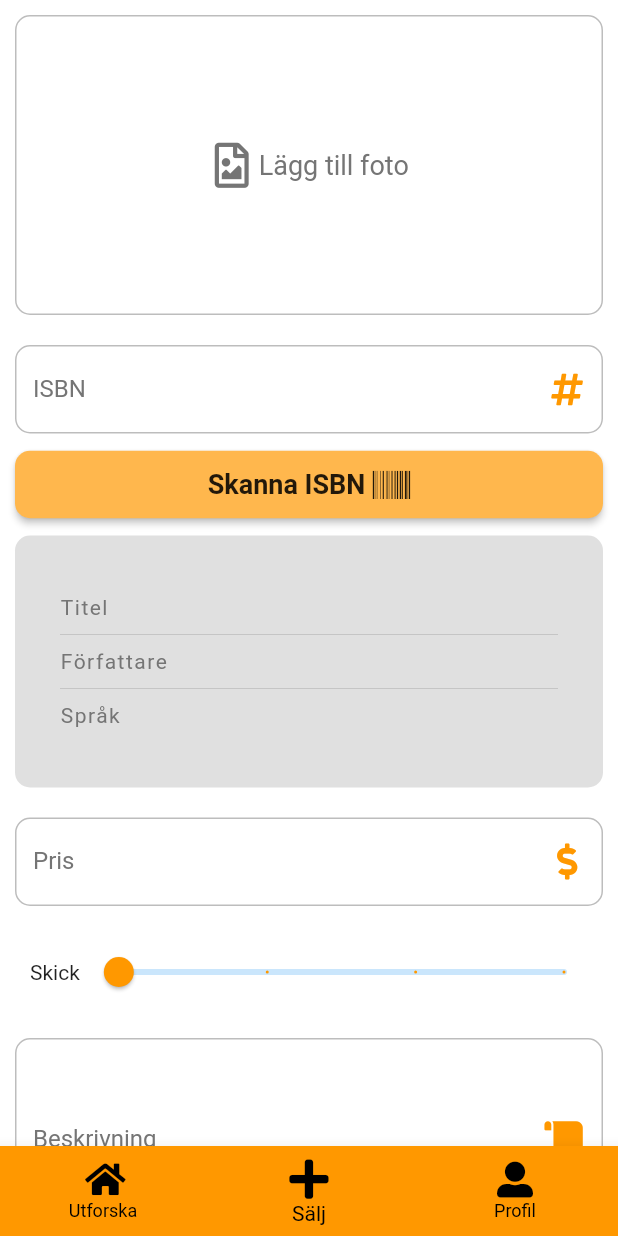
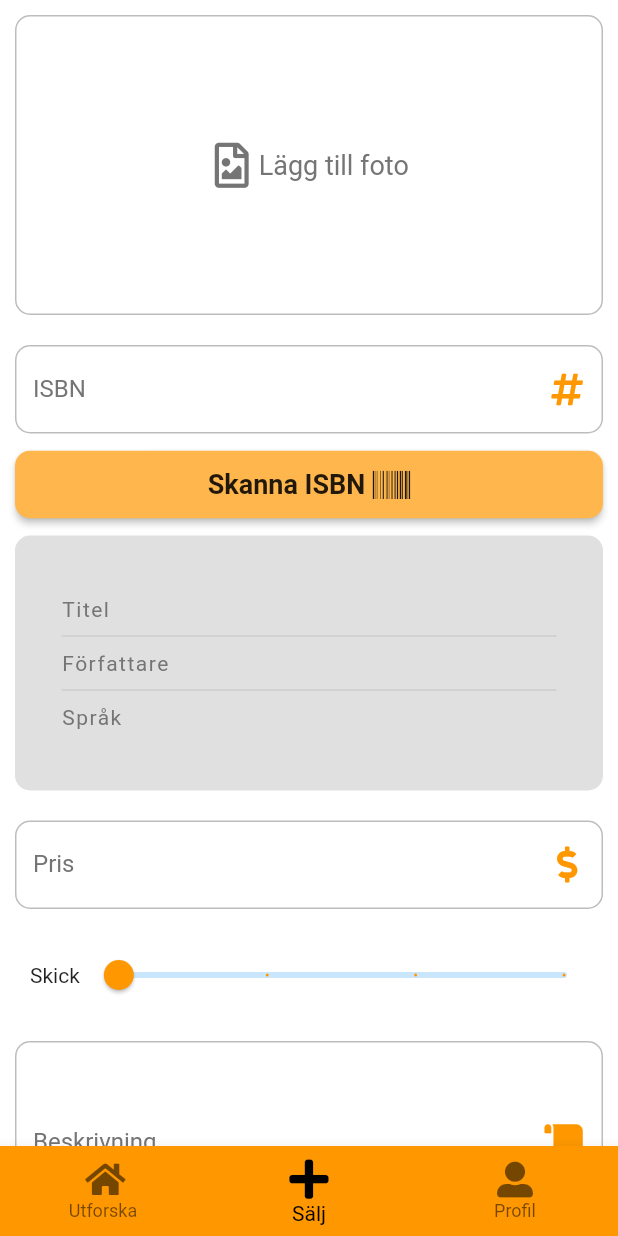
Before and after one commit to connysten/student_market_app, a Flutter app: the Home screen opened by its route, item 2 of the bottom bar chosen, on a phone screen of 412 x 824 dp. Run offline on Flutter 3.47's test engine with Material 2 defaults, Android fonts, the phone set to English and light mode, and no system bars; our stand-ins replace cached_network_image, cloud_firestore, firebase_auth, firebase_storage, flutter_slidable, font_awesome_flutter and 3 more; missing offline and left inert: barcode_scan, flutter_facebook_login; accounts and stored records are empty; network calls fail.

Commit message:
Dark mode fixes

```diff
--- a/lib/main.dart
+++ b/lib/main.dart
@@ -1,7 +1,7 @@
 import 'package:flutter/material.dart';
 import 'package:font_awesome_flutter/font_awesome_flutter.dart';
 import 'package:student_market_app/auth_service.dart';
-
+import 'package:student_market_app/pages/extended_pages/empty_nav.dart';
 import './pages/extended_pages/user_chat.dart';
 
 import './pages/login.dart';
@@ -16,6 +16,8 @@ void main() {
     routes: {
       "/login": (context) => Login(),
       "/home": (context) => Home(),
+      //"/empty": (context) => Empty(),
+      //"/profile": (context) => Profile(),
     },
   ));
 }
@@ -26,6 +28,8 @@ class Home extends StatefulWidget {
 }
 
 class _HomeState extends State<Home> {
+
+
   int _selectedPage = 0;
 
   List<Widget> _pageOptions() => [
@@ -38,6 +42,12 @@ class _HomeState extends State<Home> {
         Profile(),
       ];
 
+  void refreshWidget(){
+    setState(() {
+
+    });
+  }
+
   @override
   Widget build(BuildContext context) {
     final pageOptions = _pageOptions();
@@ -46,12 +56,10 @@ class _HomeState extends State<Home> {
       bottomNavigationBar: BottomNavigationBar(
         currentIndex: _selectedPage,
         type: BottomNavigationBarType.fixed,
-        unselectedItemColor:
-            global.darkModeActive == true ? Colors.grey : Colors.black,
         backgroundColor:
-            global.darkModeActive == true ? Colors.black : Colors.orange,
+            Colors.orange,
         selectedItemColor:
-            global.darkModeActive == true ? Colors.white : Colors.black,
+            Colors.black,
         selectedIconTheme: IconThemeData(size: 30),
         selectedFontSize: 14,
         onTap: (index) {
--- a/lib/pages/search.dart
+++ b/lib/pages/search.dart
@@ -36,7 +36,7 @@ class _SearchPageState extends State<SearchPage> {
   Widget build(BuildContext context) {
     return Scaffold(
       backgroundColor:
-          global.darkModeActive == true ? Colors.grey : Colors.white,
+          global.darkModeActive == true ? Colors.black87 : Colors.white,
       resizeToAvoidBottomPadding: false,
       appBar: AppBar(
         automaticallyImplyLeading: false,
--- a/lib/pages/sell.dart
+++ b/lib/pages/sell.dart
@@ -45,7 +45,7 @@ class _SellState extends State<Sell> {
     return SafeArea(
       child: SingleChildScrollView(
         child: Container(
-          color: global.darkModeActive == true ? Colors.grey : Colors.white,
+          color: global.darkModeActive == true ? Colors.black87 : Colors.white,
           width: double.infinity,
           padding: EdgeInsets.all(10),
           child: Column(
@@ -159,7 +159,11 @@ class _SellState extends State<Sell> {
               Container(
                 decoration: BoxDecoration(
                   borderRadius: BorderRadius.circular(10),
-                  color: Colors.grey[300],
+                  color: global.darkModeActive == true ? Colors.transparent : Colors.grey[300],
+                  border: Border.all(
+                    width: 1,
+                    color: Colors.grey[300]
+                  )
                 ),
                 padding: EdgeInsets.symmetric(horizontal: 30, vertical: 40),
                 child: isbnController.text.length == 13
@@ -237,6 +241,7 @@ class _SellState extends State<Sell> {
                               second: ""),
                           Divider(
                             height: 20,
+                            color: global.darkModeActive == true ? Colors.white : null,
                           ),
                           BookInfo(
                               first:
@@ -246,6 +251,7 @@ class _SellState extends State<Sell> {
                               second: ""),
                           Divider(
                             height: 20,
+                            color: global.darkModeActive == true ? Colors.white : null,
                           ),
                           BookInfo(
                               first:
@@ -294,7 +300,9 @@ class _SellState extends State<Sell> {
                   children: <Widget>[
                     Text(global.currentLanguage == global.Language.eng
                         ? 'Condition: '
-                        : "Skick"),
+                        : "Skick", style: TextStyle(
+                      color: global.darkModeActive == true ? Colors.grey[600] : null,
+                    ),),
                     Expanded(
                       child: Slider(
                         activeColor: Colors.orange,
```
Also changed, not shown: lib/pages/extended_pages/detail_add.dart (+39 -13 lines), lib/pages/extended_pages/empty_nav.dart (added, +35 -0 lines), lib/pages/profile.dart (+29 -20 lines).
